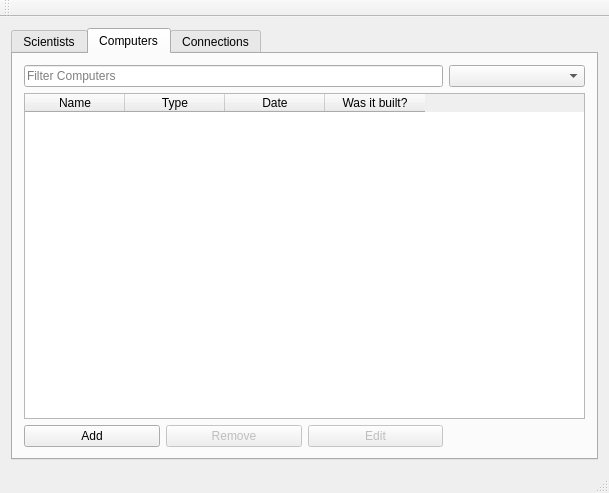
ManiSigt/Verklegt-nams, file mainwindow.ui: the form before one commit.
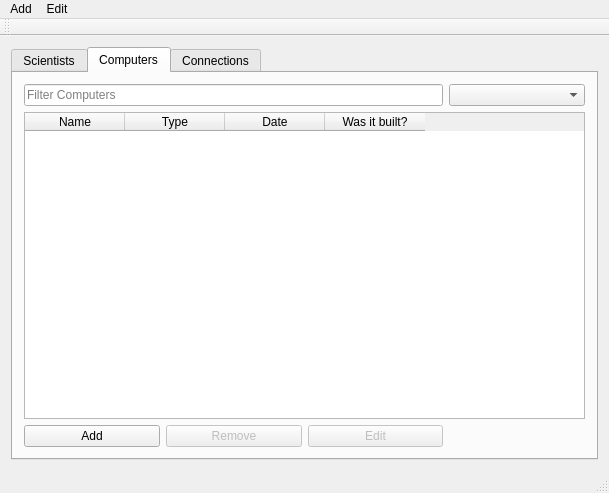
The form after the commit. Icons and pictures are not drawn.

Commit message: ui breytingar, bætti inn icons

```diff
--- a/mainwindow.ui
+++ b/mainwindow.ui
@@ -262,6 +262,22 @@
      <height>26</height>
     </rect>
    </property>
+   <widget class="QMenu" name="menuFile">
+    <property name="title">
+     <string>Add</string>
+    </property>
+    <addaction name="action_add_scientist"/>
+    <addaction name="action_add_computer"/>
+   </widget>
+   <widget class="QMenu" name="menuEdit">
+    <property name="title">
+     <string>Edit</string>
+    </property>
+    <addaction name="action_edit_scientist"/>
+    <addaction name="action_edit_computer"/>
+   </widget>
+   <addaction name="menuFile"/>
+   <addaction name="menuEdit"/>
   </widget>
   <widget class="QToolBar" name="mainToolBar">
    <attribute name="toolBarArea">
```
Left out of the diff: 36 changed lines with no effect on the pictures. The commit also changes 3 other files.
